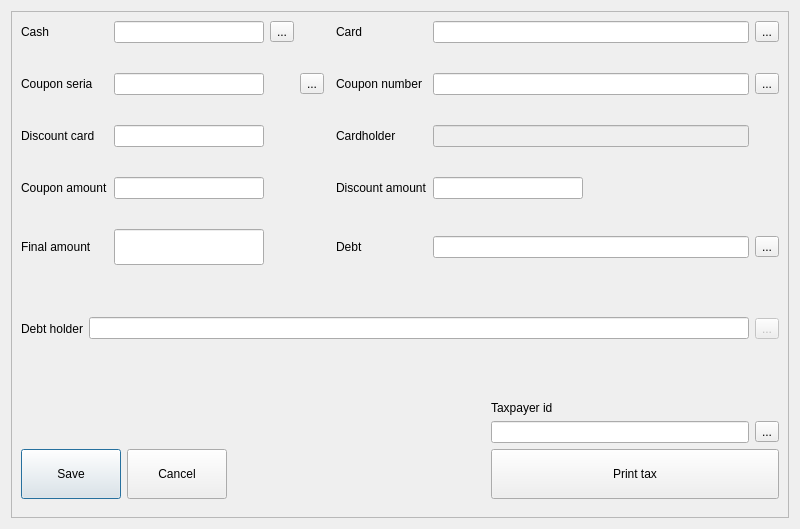
The window that Restaurant2/dlgpayment.ui (End1-1/Resort-2) describes before a commit, drawn with Qt 5.
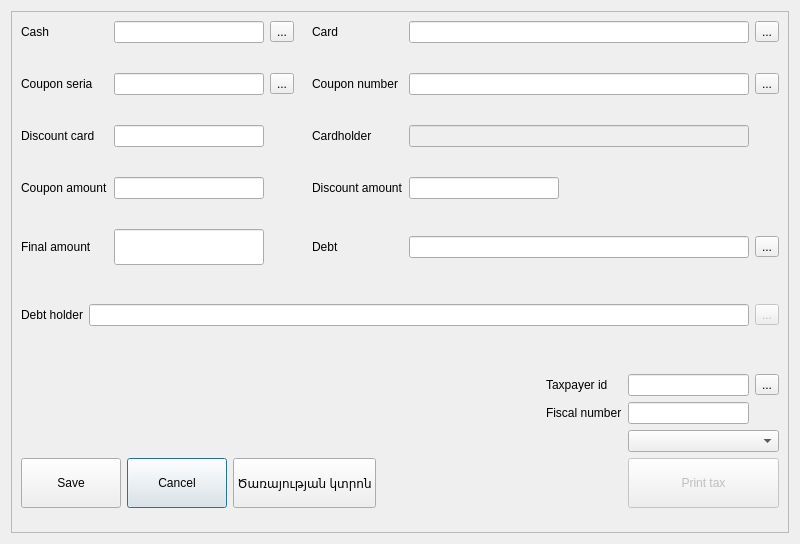
The same window after the commit. Icons and pictures are not drawn. Custom widgets are drawn as their Qt base class.

```diff
--- a/Restaurant2/dlgpayment.ui
+++ b/Restaurant2/dlgpayment.ui
@@ -7,7 +7,7 @@
     <x>0</x>
     <y>0</y>
     <width>800</width>
-    <height>529</height>
+    <height>533</height>
    </rect>
   </property>
   <property name="windowTitle">
@@ -36,16 +36,6 @@
         </property>
        </widget>
       </item>
-      <item row="1" column="3">
-       <widget class="QToolButton" name="btnCouponSerail">
-        <property name="focusPolicy">
-         <enum>Qt::NoFocus</enum>
-        </property>
-        <property name="text">
-         <string>...</string>
-        </property>
-       </widget>
-      </item>
       <item row="0" column="0">
        <widget class="QLabel" name="label">
         <property name="text">
@@ -277,17 +267,72 @@
          <property name="rightMargin">
           <number>0</number>
          </property>
-         <item row="1" column="4">
-          <widget class="EQLineEdit" name="leTaxpayerId">
+         <item row="4" column="1">
+          <widget class="QPushButton" name="btnCancel">
+           <property name="minimumSize">
+            <size>
+             <width>100</width>
+             <height>50</height>
+            </size>
+           </property>
+           <property name="focusPolicy">
+            <enum>Qt::ClickFocus</enum>
+           </property>
+           <property name="text">
+            <string>Cancel</string>
+           </property>
+           <property name="icon">
+            <iconset resource="res.qrc">
+             <normaloff>:/images/cancel.png</normaloff>:/images/cancel.png</iconset>
+           </property>
+           <property name="iconSize">
+            <size>
+             <width>32</width>
+             <height>32</height>
+            </size>
+           </property>
+          </widget>
+         </item>
+         <item row="4" column="0">
+          <widget class="QPushButton" name="btnOk">
+           <property name="minimumSize">
+            <size>
+             <width>100</width>
+             <height>50</height>
+            </size>
+           </property>
+           <property name="focusPolicy">
+            <enum>Qt::ClickFocus</enum>
+           </property>
+           <property name="text">
+            <string>Save</string>
+           </property>
+           <property name="icon">
+            <iconset resource="res.qrc">
+             <normaloff>:/images/ok.png</normaloff>:/images/ok.png</iconset>
+           </property>
+           <property name="iconSize">
+            <size>
+             <width>32</width>
+             <height>32</height>
+            </size>
+           </property>
+          </widget>
+         </item>
+         <item row="3" column="5" colspan="2">
+          <widget class="QComboBox" name="cbFiscalMachine"/>
+         </item>
+         <item row="1" column="6">
+          <widget class="QToolButton" name="btnTaxPayerId">
            <property name="focusPolicy">
             <enum>Qt::NoFocus</enum>
            </property>
-           <property name="readOnly">
-            <bool>true</bool>
+           <property name="text">
+            <string>...</string>
            </property>
           </widget>
          </item>
-         <item row="2" column="2">
+         <item row="4" column="3">
           <spacer name="horizontalSpacer_2">
            <property name="orientation">
             <enum>Qt::Horizontal</enum>
@@ -300,70 +345,11 @@
            </property>
           </spacer>
          </item>
-         <item row="2" column="0">
-          <widget class="QPushButton" name="btnOk">
-           <property name="minimumSize">
-            <size>
-             <width>100</width>
-             <height>50</height>
-            </size>
-           </property>
-           <property name="focusPolicy">
-            <enum>Qt::ClickFocus</enum>
-           </property>
-           <property name="text">
-            <string>Save</string>
-           </property>
-           <property name="icon">
-            <iconset resource="res.qrc">
-             <normaloff>:/images/ok.png</normaloff>:/images/ok.png</iconset>
-           </property>
-           <property name="iconSize">
-            <size>
-             <width>32</width>
-             <height>32</height>
-            </size>
-           </property>
-          </widget>
-         </item>
-         <item row="2" column="1">
-          <widget class="QPushButton" name="btnCancel">
-           <property name="minimumSize">
-            <size>
-             <width>100</width>
-             <height>50</height>
-            </size>
-           </property>
-           <property name="focusPolicy">
-            <enum>Qt::ClickFocus</enum>
-           </property>
-           <property name="text">
-            <string>Cancel</string>
-           </property>
-           <property name="icon">
-            <iconset resource="res.qrc">
-             <normaloff>:/images/cancel.png</normaloff>:/images/cancel.png</iconset>
-           </property>
-           <property name="iconSize">
-            <size>
-             <width>32</width>
-             <height>32</height>
-            </size>
-           </property>
-          </widget>
-         </item>
-         <item row="1" column="5">
-          <widget class="QToolButton" name="btnTaxPayerId">
-           <property name="focusPolicy">
-            <enum>Qt::NoFocus</enum>
-           </property>
-           <property name="text">
-            <string>...</string>
-           </property>
-          </widget>
-         </item>
-         <item row="2" column="4" colspan="2">
+         <item row="4" column="5" colspan="2">
           <widget class="QPushButton" name="btnPrintTax">
+           <property name="enabled">
+            <bool>false</bool>
+           </property>
            <property name="minimumSize">
             <size>
              <width>100</width>
@@ -397,13 +383,72 @@
            </property>
           </widget>
          </item>
-         <item row="0" column="4" colspan="2">
+         <item row="1" column="5">
+          <widget class="EQLineEdit" name="leTaxpayerId">
+           <property name="focusPolicy">
+            <enum>Qt::NoFocus</enum>
+           </property>
+           <property name="readOnly">
+            <bool>true</bool>
+           </property>
+          </widget>
+         </item>
+         <item row="5" column="3">
+          <widget class="QWidget" name="widget_3" native="true"/>
+         </item>
+         <item row="4" column="2">
+          <widget class="QPushButton" name="btnCouponService">
+           <property name="minimumSize">
+            <size>
+             <width>100</width>
+             <height>50</height>
+            </size>
+           </property>
+           <property name="focusPolicy">
+            <enum>Qt::ClickFocus</enum>
+           </property>
+           <property name="text">
+            <string>Ծառայության կտրոն</string>
+           </property>
+           <property name="icon">
+            <iconset resource="res.qrc">
+             <normaloff>:/images/discount.png</normaloff>:/images/discount.png</iconset>
+           </property>
+           <property name="iconSize">
+            <size>
+             <width>32</width>
+             <height>32</height>
+            </size>
+           </property>
+           <property name="checkable">
+            <bool>true</bool>
+           </property>
+          </widget>
+         </item>
+         <item row="2" column="5">
+          <widget class="EQLineEdit" name="leFiscalNumber">
+           <property name="focusPolicy">
+            <enum>Qt::NoFocus</enum>
+           </property>
+           <property name="readOnly">
+            <bool>true</bool>
+           </property>
+          </widget>
+         </item>
+         <item row="1" column="4">
           <widget class="QLabel" name="label_12">
            <property name="text">
             <string>Taxpayer id</string>
            </property>
           </widget>
          </item>
+         <item row="2" column="4">
+          <widget class="QLabel" name="label_13">
+           <property name="text">
+            <string>Fiscal number</string>
+           </property>
+          </widget>
+         </item>
         </layout>
        </widget>
       </item>
@@ -477,6 +522,16 @@
         </property>
        </widget>
       </item>
+      <item row="1" column="2">
+       <widget class="QToolButton" name="btnCouponSerail">
+        <property name="focusPolicy">
+         <enum>Qt::NoFocus</enum>
+        </property>
+        <property name="text">
+         <string>...</string>
+        </property>
+       </widget>
+      </item>
      </layout>
     </widget>
    </item>
```
